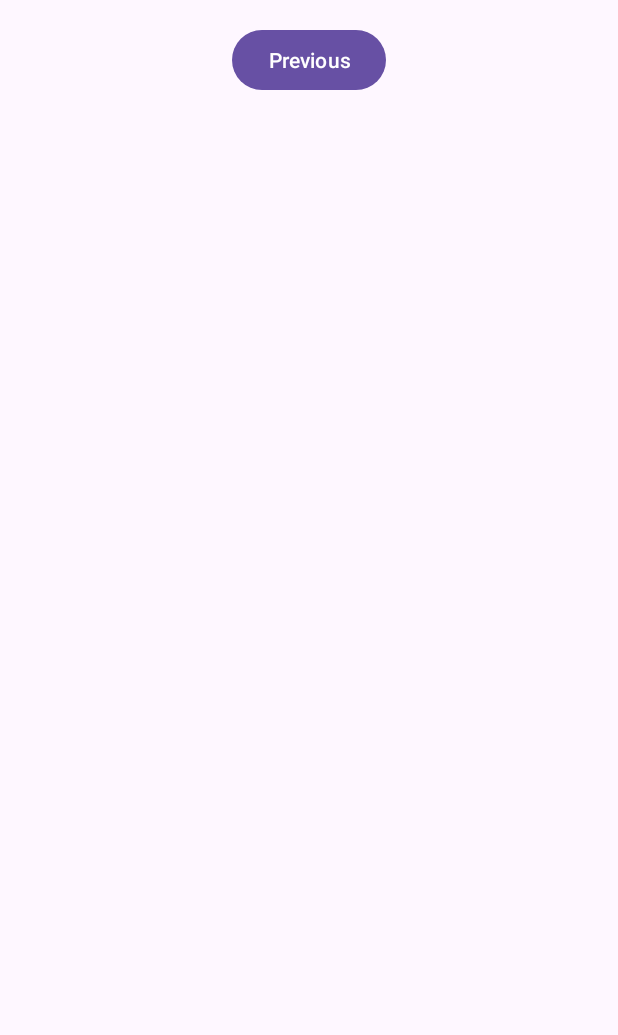
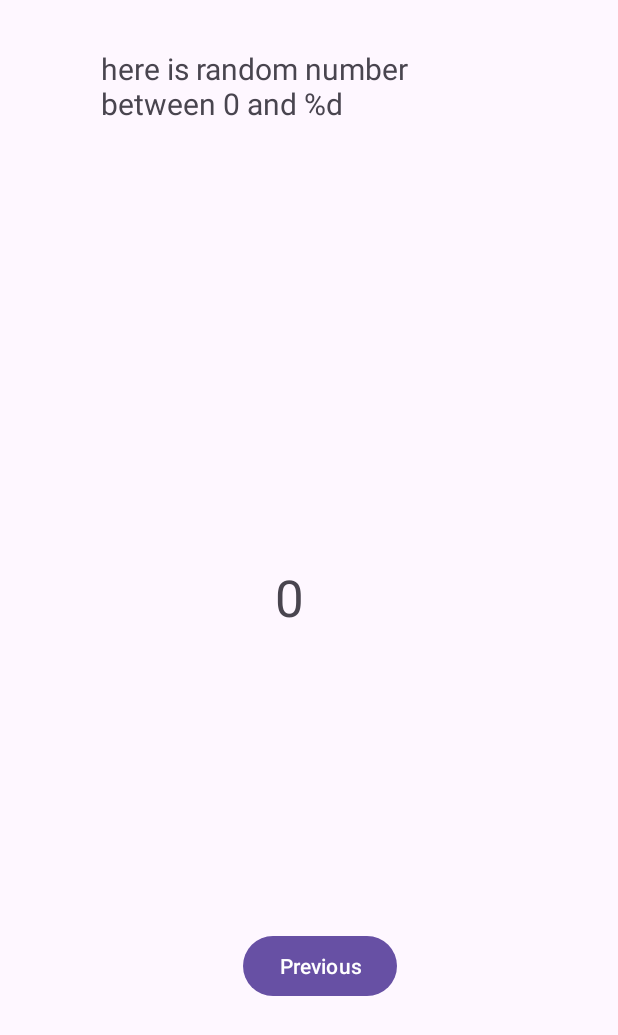
Before and after one commit to dhia-eddine/kotlin_first_app, an Android app: the layout fragment_second.xml on its own in the app's theme, with its tools: preview values and no code run, on a phone screen of 412 x 824 dp. Shown: the top 1035 px of the screen. Run offline under Robolectric (Android 15) with nearby library versions, the phone set to English and light mode, and no system bars.

Commit message:
send the last number value to SecondFragment and display random value

```diff
--- a/app/build.gradle.kts
+++ b/app/build.gradle.kts
@@ -1,6 +1,8 @@
 plugins {
     id("com.android.application")
     id("org.jetbrains.kotlin.android")
+    id("androidx.navigation.safeargs")
+
 }
 
 android {
--- a/app/src/main/res/layout/fragment_second.xml
+++ b/app/src/main/res/layout/fragment_second.xml
@@ -4,6 +4,8 @@
     xmlns:tools="http://schemas.android.com/tools"
     android:layout_width="match_parent"
     android:layout_height="match_parent"
+    android:fillViewport="true"
+
     tools:context=".SecondFragment">
 
     <androidx.constraintlayout.widget.ConstraintLayout
@@ -15,7 +17,33 @@
             android:id="@+id/button_second"
             android:layout_width="wrap_content"
             android:layout_height="wrap_content"
+            android:layout_marginTop="604dp"
             android:text="@string/previous"
+            app:layout_constraintEnd_toEndOf="parent"
+            app:layout_constraintHorizontal_bias="0.527"
+            app:layout_constraintStart_toStartOf="parent"
+            app:layout_constraintTop_toTopOf="parent" />
+
+        <TextView
+            android:id="@+id/randomValue"
+            android:layout_width="44dp"
+            android:layout_height="51dp"
+            android:text="@string/_0"
+            android:textSize="34sp"
+            app:layout_constraintBottom_toBottomOf="parent"
+            app:layout_constraintEnd_toEndOf="parent"
+            app:layout_constraintHorizontal_bias="0.498"
+            app:layout_constraintStart_toStartOf="parent"
+            app:layout_constraintTop_toTopOf="parent"
+            app:layout_constraintVertical_bias="0.485" />
+
+        <TextView
+            android:id="@+id/lastnumber"
+            android:layout_width="277dp"
+            android:layout_height="69dp"
+            android:layout_marginTop="16dp"
+            android:text="@string/here_is_random_number_between_0_and_d"
+            android:textSize="20sp"
             app:layout_constraintEnd_toEndOf="parent"
             app:layout_constraintStart_toStartOf="parent"
             app:layout_constraintTop_toTopOf="parent" />
--- a/app/src/main/res/navigation/nav_graph.xml
+++ b/app/src/main/res/navigation/nav_graph.xml
@@ -24,5 +24,8 @@
         <action
             android:id="@+id/action_SecondFragment_to_FirstFragment"
             app:destination="@id/FirstFragment" />
+        <argument
+            android:name="randomValue"
+            app:argType="integer" />
     </fragment>
 </navigation>
--- a/app/src/main/res/values/strings.xml
+++ b/app/src/main/res/values/strings.xml
@@ -1,5 +1,5 @@
 <resources>
-    <string name="app_name">my_first_app</string>
+    <string name="app_name">My Applicationz</string>
     <string name="action_settings">Settings</string>
     <!-- Strings used for fragments for navigation -->
     <string name="first_fragment_label">First Fragment</string>
@@ -43,4 +43,6 @@
         libero vel nunc consequat, quis tincidunt nisl eleifend. Cras bibendum enim a justo luctus
         vestibulum. Fusce dictum libero quis erat maximus, vitae volutpat diam dignissim.
     </string>
+    <string name="here_is_random_number_between_0_and_d">here is random number between 0 and %d</string>
+    <string name="_0">0</string>
 </resources>
```
Also changed, not shown: app/src/main/java/com/example/myapplicationz/FirstFragment.kt (+9 -0 lines), app/src/main/java/com/example/myapplicationz/SecondFragment.kt (+19 -0 lines), build.gradle.kts (+9 -0 lines).
